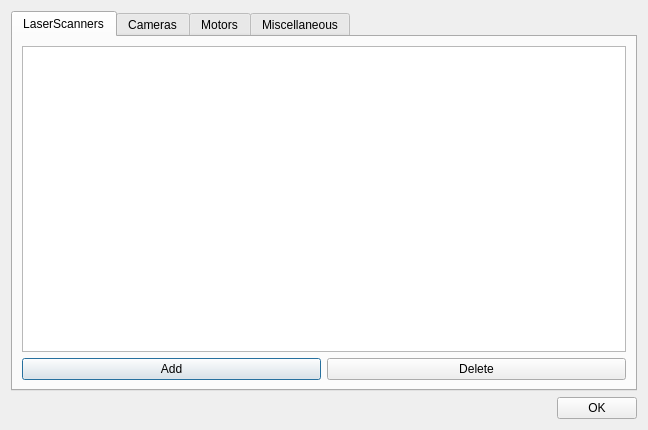
wpfhtl/octocopter, file simulator/dialogconfiguration.ui: the form before one commit.
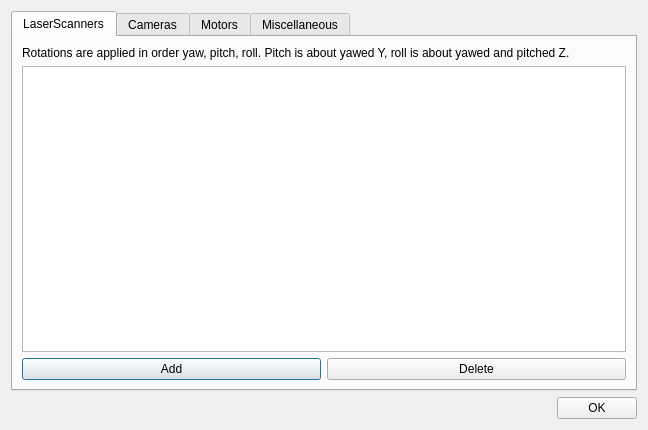
The form after the commit. The open tabs and pages were chosen to show the change.

The edit to the form file:
```diff
--- a/simulator/dialogconfiguration.ui
+++ b/simulator/dialogconfiguration.ui
@@ -23,7 +23,16 @@
       <attribute name="title">
        <string>LaserScanners</string>
       </attribute>
+      <layout class="QVBoxLayout" name="verticalLayout_8">
+       <item>
       <layout class="QVBoxLayout" name="verticalLayout_2">
+         <item>
+          <widget class="QLabel" name="label_3">
+           <property name="text">
+            <string>Rotations are applied in order yaw, pitch, roll. Pitch is about yawed Y, roll is about yawed and pitched Z.</string>
+           </property>
+          </widget>
+         </item>
        <item>
         <widget class="QTableWidget" name="mTableWidgetLaserScanners">
          <property name="horizontalScrollBarPolicy">
@@ -99,6 +108,11 @@
            <string>Z</string>
           </property>
          </column>
+           <column>
+            <property name="text">
+             <string>Yaw</string>
+            </property>
+           </column>
          <column>
           <property name="text">
            <string>Pitch</string>
@@ -109,11 +123,6 @@
            <string>Roll</string>
           </property>
          </column>
-         <column>
-          <property name="text">
-           <string>Yaw</string>
-          </property>
-         </column>
          <column>
           <property name="text">
            <string>Range</string>
@@ -143,6 +152,8 @@
          <column/>
         </widget>
        </item>
+        </layout>
+       </item>
        <item>
         <layout class="QHBoxLayout" name="horizontalLayout_2">
          <item>
```
Left out of the diff: 29 changed lines with no effect on the pictures. Lines whose indentation alone changed are shown as unchanged.
